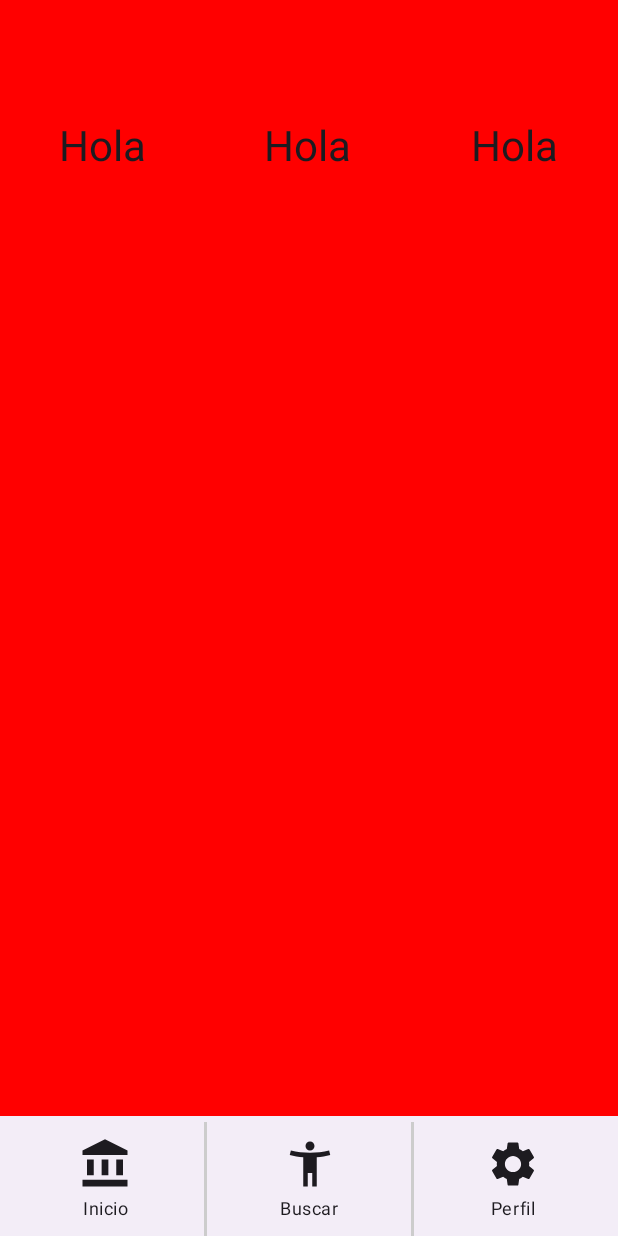
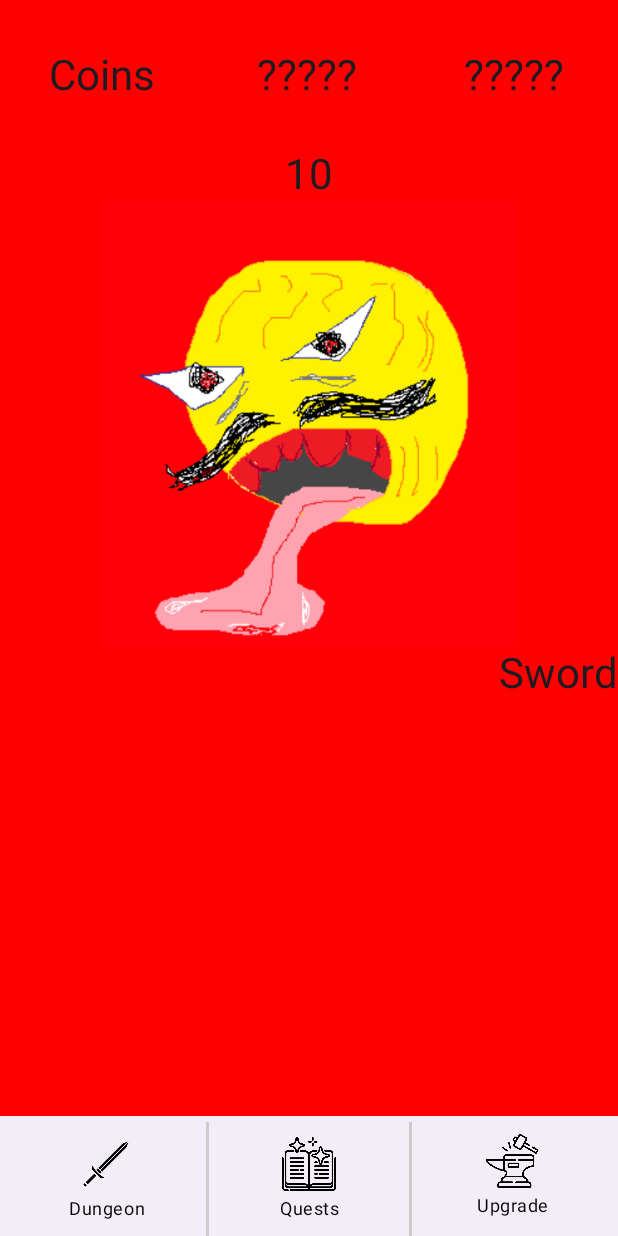
Before and after one commit to pablofpx/DAM_Knightly, an Android app built with Jetpack Compose: the Game screen opened through its navigation route, on a phone screen of 412 x 824 dp. Run offline under Robolectric (Android 15) with nearby library versions, the phone set to English and light mode, and no system bars; our stand-ins replace constraintlayout-compose.

Commit message:
interfaz a medias

```diff
--- a/app/src/main/java/com/example/knight/BottomBarItem.kt
+++ b/app/src/main/java/com/example/knight/BottomBarItem.kt
@@ -1,38 +1,54 @@
 package com.example.knight
 
+import androidx.compose.foundation.background
+import androidx.compose.foundation.border
 import androidx.compose.foundation.clickable
 import androidx.compose.foundation.layout.Arrangement
 import androidx.compose.foundation.layout.Box
 import androidx.compose.foundation.layout.Column
 import androidx.compose.foundation.layout.fillMaxHeight
+import androidx.compose.foundation.layout.fillMaxSize
 import androidx.compose.foundation.layout.fillMaxWidth
 import androidx.compose.foundation.layout.padding
 import androidx.compose.foundation.layout.size
+import androidx.compose.material3.Button
+import androidx.compose.material3.ButtonDefaults
 import androidx.compose.material3.Icon
 import androidx.compose.material3.MaterialTheme
+import androidx.compose.material3.ModalBottomSheet
 import androidx.compose.material3.Text
 import androidx.compose.runtime.Composable
 import androidx.compose.ui.Alignment
 import androidx.compose.ui.Modifier
+import androidx.compose.ui.graphics.Color
+import androidx.compose.ui.graphics.RectangleShape
 import androidx.compose.ui.res.painterResource
 import androidx.compose.ui.text.style.TextAlign
 import androidx.compose.ui.tooling.preview.Preview
 import androidx.compose.ui.unit.dp
 
-// el weight no funciona bien ?¿?¿?¿¿
+// considerar hacerlos más grande o que no se vea el fundido gris al pulsar
 @Composable
 fun BottomBarItem(imageRes: Int, text: String, onClick: () -> Unit) {
+    Button(
+        modifier = Modifier
+            .size(100.dp), // Tamaño cuadrado
+        shape = RectangleShape, // Forma rectangular (sin bordes redondeados)
+        colors = ButtonDefaults.buttonColors(
+            containerColor = Color.Transparent, // Fondo transparente
+            contentColor = Color.Black), // color del contenido
+        onClick = {}
+    ) {
         Column(
-        modifier = Modifier
-            .clickable(onClick = onClick),
+            modifier = Modifier,
             verticalArrangement = Arrangement.Center,
             horizontalAlignment = Alignment.CenterHorizontally
         ) {
-        // Imagen
             Icon(
                 painter = painterResource(imageRes),
                 contentDescription = text,
                 modifier = Modifier
+                    .fillMaxWidth()
                     .size(36.dp) // Tamaño de la imagen
             )
             // Texto
@@ -44,3 +60,4 @@ fun BottomBarItem(imageRes: Int, text: String, onClick: () -> Unit) {
             )
         }
     }
+}
--- a/app/src/main/java/com/example/knight/MainActivity.kt
+++ b/app/src/main/java/com/example/knight/MainActivity.kt
@@ -60,6 +60,7 @@ import androidx.compose.ui.draw.clip
 import androidx.compose.ui.graphics.Brush
 import androidx.compose.ui.graphics.Color
 import androidx.compose.ui.graphics.RectangleShape
+import androidx.compose.ui.graphics.Vertices
 import androidx.compose.ui.layout.ContentScale
 import androidx.compose.ui.modifier.modifierLocalMapOf
 import androidx.compose.ui.res.painterResource
@@ -114,14 +115,15 @@ fun GameScreen() {
 
 }
 
+var hp:Int = 10; // una variable que varía en función del bicho (va escalando etc)
+// fun Monster(string: String) : Int { // depende de la imagen del bicho
+
 @Composable
 fun Content() {
     Column (
         modifier = Modifier
             .fillMaxWidth()
-            .fillMaxHeight(0.2f)
-            .height(100.dp)
-            .padding(top = 30.dp),
+            .height(100.dp),
         horizontalAlignment = Alignment.CenterHorizontally,
         verticalArrangement = Arrangement.Center
     ){
@@ -134,24 +136,80 @@ fun Content() {
             Text(
                 modifier = Modifier
                     .fillMaxWidth(0.33f),
-                text = "Hola",
+                text = "Coins",
                 fontSize = 28.sp,
                 textAlign = TextAlign.Center,
             )
             Text(
                 modifier = Modifier
                     .fillMaxWidth(0.5f),
-                text = "Hola",
+                text = "?????",
                 fontSize = 28.sp,
                 textAlign = TextAlign.Center,
             )
             Text(
                 modifier = Modifier
                     .fillMaxWidth(),
-                text = "Hola",
+                text = "?????",
                 fontSize = 28.sp,
                 textAlign = TextAlign.Center,
             )
+        }
+    }
+    // lo suyo es hacer variables para la vida del bicho y cada
+    // vez que se hace click le haces un daño random entre 1-3
+    // cuando muere sumas monedas
+    Column(
+        modifier = Modifier
+            .fillMaxWidth()
+            .fillMaxHeight(0.6f)
+            .padding(top = 100.dp),
+        verticalArrangement = Arrangement.Center,
+        horizontalAlignment = Alignment.CenterHorizontally
+    ){
+        // hp del bicho // stats
+        Row (
+            modifier = Modifier
+                .fillMaxWidth(),
+            verticalAlignment = Alignment.CenterVertically,
+            horizontalArrangement = Arrangement.Center
+        ){
+            Text(
+                modifier = Modifier,
+                text = hp.toString(),
+                fontSize = 28.sp
+            )
+        }
+       // bicho
+        Row (
+            modifier = Modifier
+                .size(300.dp)
+                .fillMaxWidth(),
+            verticalAlignment = Alignment.CenterVertically,
+            horizontalArrangement = Arrangement.Center
+        ){
+           Image(
+               painter = painterResource(R.drawable.pacmanred),
+               contentDescription = "monster1",
+               modifier = Modifier
+                   .fillMaxSize()
+           )
+        }
+        Column ( // arma // no deja ampliar el tamaño
+            modifier = Modifier
+                .fillMaxWidth()
+                .fillMaxHeight(),
+            horizontalAlignment = Alignment.End
+        ){
+            Row (
+                modifier = Modifier
+                    .fillMaxHeight()
+            ){
+                Text(
+                    text = "Sword",
+                    fontSize = 28.sp
+                )
+            }
         }
     }
 }
@@ -195,20 +253,20 @@ fun BottomBar(modifier: Modifier = Modifier){
         ) {
             // Añadimos tres elementos
             BottomBarItem(
-                imageRes = R.drawable.home_button, // Icono de ejemplo
-                text = "Inicio",
+                imageRes = R.drawable.sword, // Icono de ejemplo
+                text = "Dungeon",
                 onClick = { /* Acción del botón 1 */ }
             )
             VerticalDivider(color = Color.LightGray, thickness = 2.dp) // está por verse
             BottomBarItem(
-                imageRes = R.drawable.character_button, // Icono de ejemplo
-                text = "Buscar",
+                imageRes = R.drawable.magicbook, // Icono de ejemplo
+                text = "Quests",
                 onClick = { /* Acción del botón 2 */ }
             )
             VerticalDivider(color = Color.LightGray, thickness = 2.dp)
             BottomBarItem(
-                imageRes = R.drawable.homescreen_settings, // Icono de ejemplo
-                text = "Perfil",
+                imageRes = R.drawable.anvil, // Icono de ejemplo
+                text = "Upgrades",
                 onClick = { /* Acción del botón 3 */ }
             )
         }
```
Also changed, not shown: app/src/main/res/drawable/anvil.webp (added), app/src/main/res/drawable/bicharraco.png (added), app/src/main/res/drawable/bicharracoredbg.png (added), app/src/main/res/drawable/magicbook.webp (added), app/src/main/res/drawable/pacmanred.png (added), app/src/main/res/drawable/sword.webp (added). Lines whose indentation alone changed are shown as unchanged.
